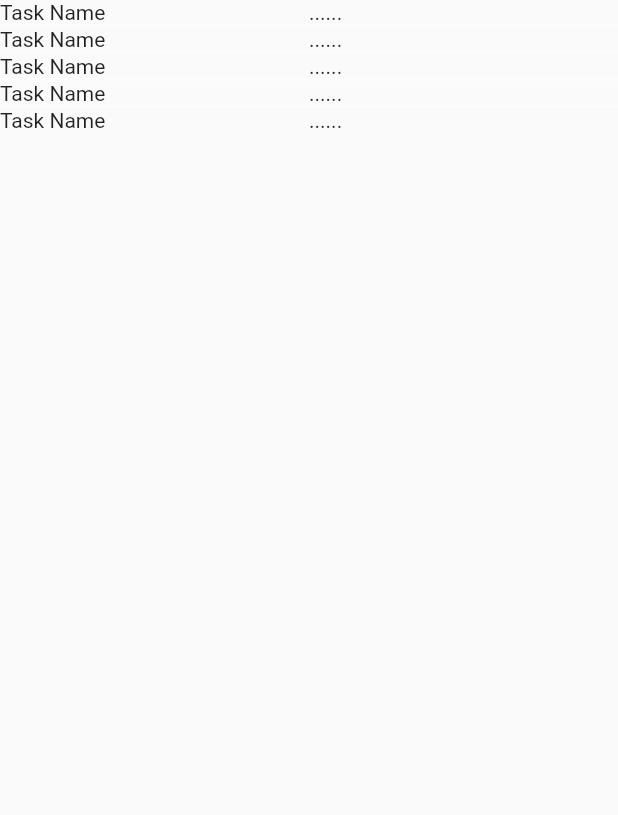
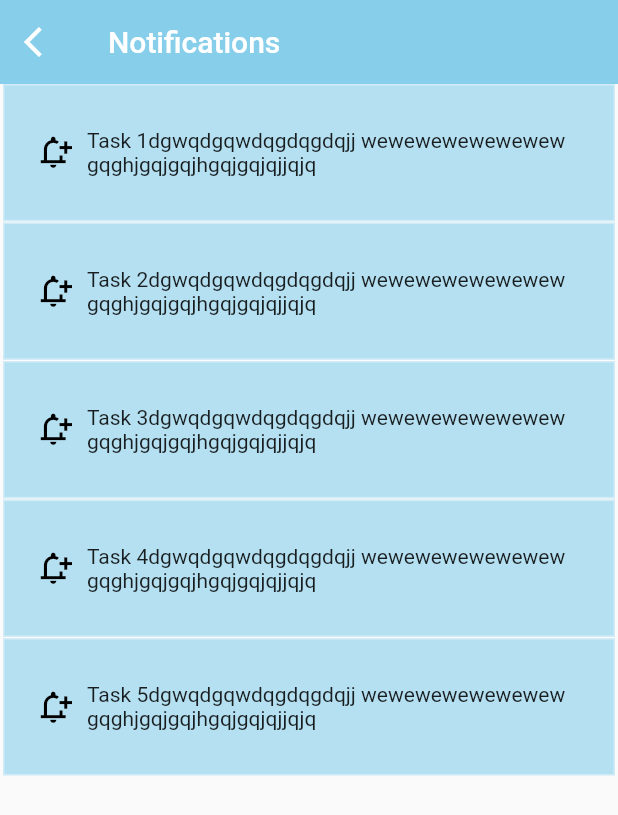
Before and after one commit to thoyyibHeadstartglobal/work_flow_app, a Flutter app: the TasknotificationsPage screen opened directly, on a phone screen of 412 x 824 dp. Shown: the top 815 px of the screen. Run offline on Flutter 3.47's test engine with Material 2 defaults, Android fonts, the light colour scheme and no system bars; our stand-ins replace dotted_border, dropdown_button2, local_auth.

Commit message:
works at last notification design changed

```diff
--- a/lib/common_pages/app_home_page.dart
+++ b/lib/common_pages/app_home_page.dart
@@ -8,6 +8,7 @@ import 'dart:io';
 
 import 'package:work_flow_app/task_management_pages/create_tasks.dart';
 import 'package:work_flow_app/task_management_pages/task_notifications.dart';
+import 'package:work_flow_app/task_management_pages/task_notifications_page.dart';
 
 class AppHome extends StatefulWidget {
   const AppHome({Key? key}) : super(key: key);
@@ -81,8 +82,9 @@ actions: [IconButton(onPressed: (){
   Navigator.push(context,
   MaterialPageRoute(builder: (context)=>
 
-      TaskNotificationsDetails()));
+      TasknotificationsPage()));
 }, icon: Icon(Icons.notifications_active_outlined))],
+
 
 
           ),
--- a/lib/task_management_pages/task_notifications_details.dart
+++ b/lib/task_management_pages/task_notifications_details.dart
@@ -15,9 +15,10 @@ class _TaskNotificationsDetailsState extends State<TaskNotificationsDetails> {
     return SafeArea(
       child: Scaffold(
         appBar: AppBar(
+          elevation: 0.0,
 
           centerTitle: true,
-          title: Text("Notifications"),
+          title: Text("Notification Details"),
         backgroundColor: AppConstants().appTheme,),
 
         body: Column(
--- a/lib/task_management_pages/task_notifications_page.dart
+++ b/lib/task_management_pages/task_notifications_page.dart
@@ -1,5 +1,7 @@
 import 'package:flutter/cupertino.dart';
 import 'package:flutter/material.dart';
+import 'package:work_flow_app/common_pages/app_constants.dart';
+import 'package:work_flow_app/task_management_pages/task_notifications_details.dart';
 
 class TasknotificationsPage extends StatefulWidget {
   const TasknotificationsPage({Key? key}) : super(key: key);
@@ -11,19 +13,50 @@ class TasknotificationsPage extends StatefulWidget {
 class _TasknotificationsPageState extends State<TasknotificationsPage> {
   @override
   Widget build(BuildContext context) {
-    return Scaffold(
+    return SafeArea(
+
+
+
+
+
+
+        child: Scaffold(
+
+          appBar: AppBar(
+            leading: IconButton(
+            onPressed: (){
+              Navigator.pop(context);
+            }, icon: Icon(Icons.arrow_back_ios),),
+            elevation: 0.0,
+            backgroundColor: AppConstants().appTheme,
+            title: Text("Notifications"),
+          ),
+
+
+
+
+
+
+
+
+
+
 
       body: ListView.separated(
 
-
+          padding: EdgeInsets.symmetric(
+              // vertical: 10,
+              horizontal: 2),
           separatorBuilder: (
               BuildContext
               context,int index){
             return Container(
+
               decoration: BoxDecoration(
 
                   border: Border.all(
-                color: Colors.white38
+                      color: Colors.white12,
+                          width: 0.4
                   )
               ),
             );
@@ -32,18 +65,66 @@ class _TasknotificationsPageState extends State<TasknotificationsPage> {
           itemCount: 5,
           itemBuilder: (BuildContext context ,
               int index){
-            return Column(
+            return InkWell(
+
+              onTap: (
+                  )=> Navigator.push(context,
+                  MaterialPageRoute(builder: (context)=> TaskNotificationsDetails())),
+              child: Container(
+                decoration: BoxDecoration(
+                  color: AppConstants().appTheme.withOpacity(0.6),
+
+                border: Border.all(
+                color: Colors.white38
+
+              ),
+                ),
+                height:
+                MediaQuery.of(context).size.height/9,
+                child: Column(
+                  mainAxisAlignment: MainAxisAlignment.center,
                   children: [
                     Row(
                       children: [
 
+                          SizedBox(width: 20,),
+                        Icon(Icons.notification_add_outlined,
+                        size: 25,
+                            color: Colors.black,),
+                        SizedBox(width: 10,),
+                        // Expanded(child: Text("Task Name ")),
+                        Expanded(
+                          flex: 3,
+                            child: Text("Task ${index+1}dgwqdgqwdqgdqgdqjj wewewewewewewew gqghjgqjgqjhgqjgqjqjjqjq"))
+                        ,SizedBox(width: 2,),
+                        // Expanded(child:
+                        //
+                        //
+                        // Row(
+                        //   mainAxisAlignment: MainAxisAlignment.end,
+                        //   children: [
+                        //     Expanded(
+                        //       child: IconButton(
+                        //         onPressed: (){
+                        //
+                        //         },
+                        //         icon: Icon(Icons.remove_circle),
+                        //       ),
+                        //     ),
+                        //   ],
+                        // )
+                        //
+                        // )
+                      ],
 
-                    Expanded(child: Text("Task Name ")),
-                  Expanded(child: Text("......"))],
+
                     ),
+
                   ],
+                ),
+              ),
             );
           }),
-    );
+    ));
   }
 }
```
Lines whose indentation alone changed are shown as unchanged.
